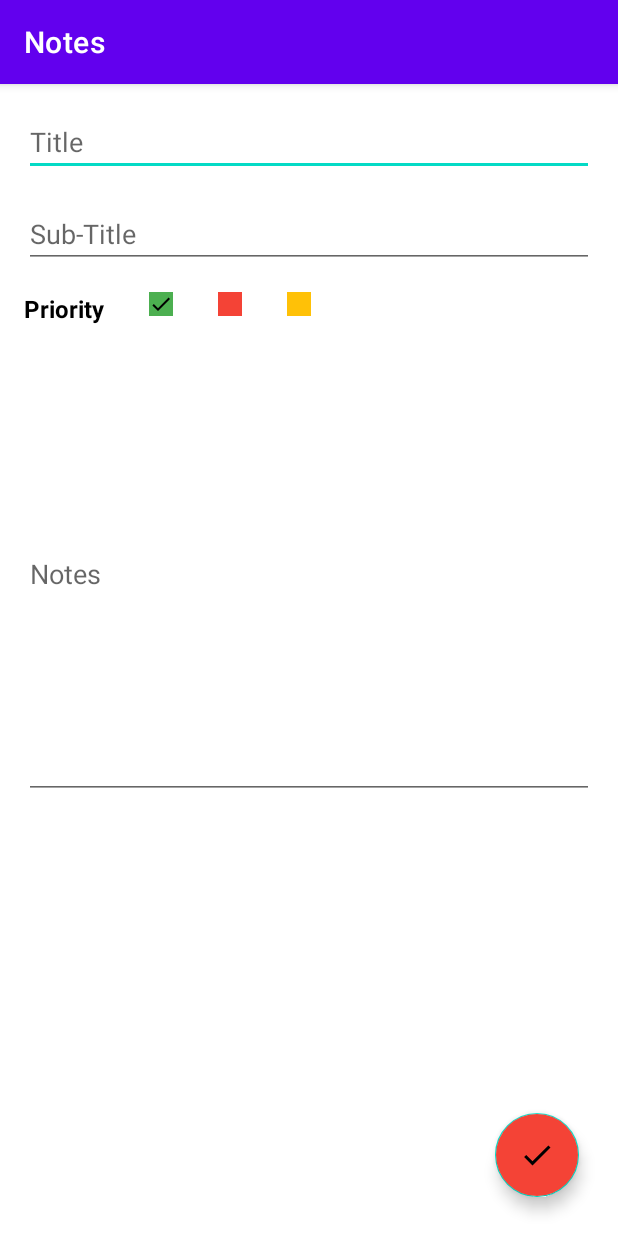
After one commit to nawaz-anwar/Notes-App-Using-MVVM, an Android app: the AddNewNotes screen opened directly, with no data from a screen before it, on a phone screen of 412 x 824 dp. The commit adds this screen. Run offline under Robolectric (Android 15) with nearby library versions, the light colour scheme and no system bars.

Commit message:
AddNewNotes Design

```diff
--- a/app/src/main/AndroidManifest.xml
+++ b/app/src/main/AndroidManifest.xml
@@ -14,10 +14,13 @@
         android:theme="@style/Theme.Notes"
         tools:targetApi="31">
         <activity
-            android:name=".SplashActivity"
+            android:name=".AddNewNotes"
             android:exported="false" />
         <activity
             android:name=".MainActivity"
+            android:exported="false" />
+        <activity
+            android:name=".SplashActivity"
             android:exported="true">
             <intent-filter>
                 <action android:name="android.intent.action.MAIN" />
--- /dev/null
+++ b/app/src/main/java/com/coetusstudio/notes/AddNewNotes.java
@@ -0,0 +1,14 @@
+package com.coetusstudio.notes;
+
+import androidx.appcompat.app.AppCompatActivity;
+
+import android.os.Bundle;
+
+public class AddNewNotes extends AppCompatActivity {
+
+    @Override
+    protected void onCreate(Bundle savedInstanceState) {
+        super.onCreate(savedInstanceState);
+        setContentView(R.layout.activity_add_new_notes);
+    }
+}
--- a/app/src/main/java/com/coetusstudio/notes/MainActivity.java
+++ b/app/src/main/java/com/coetusstudio/notes/MainActivity.java
@@ -2,13 +2,28 @@ package com.coetusstudio.notes;
 
 import androidx.appcompat.app.AppCompatActivity;
 
+import android.content.Intent;
 import android.os.Bundle;
+import android.view.View;
+
+import com.google.android.material.floatingactionbutton.FloatingActionButton;
 
 public class MainActivity extends AppCompatActivity {
+
+    FloatingActionButton addNewNotes;
 
     @Override
     protected void onCreate(Bundle savedInstanceState) {
         super.onCreate(savedInstanceState);
         setContentView(R.layout.activity_main);
+
+        addNewNotes = findViewById(R.id.addNewNotes);
+
+        addNewNotes.setOnClickListener(new View.OnClickListener() {
+            @Override
+            public void onClick(View view) {
+                startActivity(new Intent(getApplicationContext(), AddNewNotes.class));
+            }
+        });
     }
 }
--- a/app/src/main/java/com/coetusstudio/notes/SplashActivity.java
+++ b/app/src/main/java/com/coetusstudio/notes/SplashActivity.java
@@ -1,8 +1,12 @@
 package com.coetusstudio.notes;
 
+import androidx.annotation.NonNull;
 import androidx.appcompat.app.AppCompatActivity;
 
+import android.content.Intent;
 import android.os.Bundle;
+import android.os.Handler;
+import android.os.Message;
 
 public class SplashActivity extends AppCompatActivity {
 
@@ -10,5 +14,13 @@ public class SplashActivity extends AppCompatActivity {
     protected void onCreate(Bundle savedInstanceState) {
         super.onCreate(savedInstanceState);
         setContentView(R.layout.activity_splash);
+
+        new Handler().postDelayed(new Runnable(){
+            @Override
+            public void run() {
+               startActivity(new Intent(getApplicationContext(), MainActivity.class));
+               finish();
+            }
+        }, 2500);
     }
 }
--- /dev/null
+++ b/app/src/main/res/drawable/ic_baseline_check_24.xml
@@ -0,0 +1,5 @@
+<vector android:height="24dp" android:tint="#000000"
+    android:viewportHeight="24" android:viewportWidth="24"
+    android:width="24dp" xmlns:android="http://schemas.android.com/apk/res/android">
+    <path android:fillColor="@android:color/white" android:pathData="M9,16.17L4.83,12l-1.42,1.41L9,19 21,7l-1.41,-1.41z"/>
+</vector>
--- /dev/null
+++ b/app/src/main/res/layout/activity_add_new_notes.xml
@@ -0,0 +1,110 @@
+<?xml version="1.0" encoding="utf-8"?>
+<LinearLayout xmlns:android="http://schemas.android.com/apk/res/android"
+    xmlns:app="http://schemas.android.com/apk/res-auto"
+    xmlns:tools="http://schemas.android.com/tools"
+    android:layout_width="match_parent"
+    android:layout_height="match_parent"
+    android:orientation="vertical"
+    tools:context=".AddNewNotes">
+
+
+    <EditText
+        android:id="@+id/edtNotesTitle"
+        android:layout_width="match_parent"
+        android:layout_height="wrap_content"
+        android:layout_marginStart="16dp"
+        android:layout_marginEnd="16dp"
+        android:layout_marginTop="16dp"
+        android:ems="10"
+        android:inputType="textPersonName"
+        android:layout_marginRight="16dp"
+        android:hint="Title" />
+
+    <EditText
+        android:id="@+id/edtSubNotesTitle"
+        android:layout_width="match_parent"
+        android:layout_height="wrap_content"
+        android:layout_marginStart="16dp"
+        android:layout_marginEnd="16dp"
+        android:layout_marginTop="16dp"
+        android:ems="10"
+        android:inputType="textPersonName"
+        android:layout_marginRight="16dp"
+        android:hint="Sub-Title" />
+
+    <LinearLayout
+        android:layout_width="match_parent"
+        android:layout_height="wrap_content"
+        android:layout_marginRight="16dp"
+        android:layout_marginLeft="16dp"
+        android:layout_marginTop="16dp"
+        android:orientation="horizontal">
+
+
+        <TextView
+            android:id="@+id/notesPriority"
+            android:layout_width="wrap_content"
+            android:layout_height="wrap_content"
+            android:text="Priority"
+            android:textStyle="bold"
+            android:textColor="#000000"
+            android:textSize="16sp"/>
+
+        <ImageView
+            android:id="@+id/greenPriority"
+            android:layout_width="16dp"
+            android:layout_height="16dp"
+            android:background="@color/green"
+            android:src="@drawable/ic_baseline_check_24"
+            android:layout_marginLeft="30dp"/>
+
+        <ImageView
+            android:id="@+id/redPriority"
+            android:layout_width="16dp"
+            android:layout_height="16dp"
+            android:background="@color/red"
+            android:layout_marginLeft="30dp"/>
+
+        <ImageView
+            android:id="@+id/yellowPriority"
+            android:layout_width="16dp"
+            android:layout_height="16dp"
+            android:background="@color/yellow"
+            android:layout_marginLeft="30dp"/>
+
+    </LinearLayout>
+
+    <EditText
+        android:id="@+id/edtNotes"
+        android:layout_width="match_parent"
+        android:layout_height="300dp"
+        android:layout_marginStart="16dp"
+        android:layout_marginEnd="16dp"
+        android:layout_marginTop="16dp"
+        android:ems="10"
+        android:inputType="textPersonName"
+        android:layout_marginRight="16dp"
+        android:hint="Notes" />
+
+    <RelativeLayout
+        android:layout_width="match_parent"
+        android:layout_height="match_parent">
+
+        <com.google.android.material.floatingactionbutton.FloatingActionButton
+            android:id="@+id/addNewNotes"
+            android:layout_width="wrap_content"
+            android:layout_height="wrap_content"
+            android:layout_alignParentRight="true"
+            android:layout_alignParentBottom="true"
+            android:layout_marginStart="26dp"
+            android:layout_marginTop="26dp"
+            android:layout_marginEnd="26dp"
+            android:layout_marginBottom="26dp"
+            android:backgroundTint="@color/red"
+            android:src="@drawable/ic_baseline_check_24" />
+
+
+
+    </RelativeLayout>
+
+</LinearLayout>
--- a/app/src/main/res/layout/activity_main.xml
+++ b/app/src/main/res/layout/activity_main.xml
@@ -7,13 +7,17 @@
     tools:context=".MainActivity">
 
     <com.google.android.material.floatingactionbutton.FloatingActionButton
+        android:id="@+id/addNewNotes"
         android:layout_width="wrap_content"
         android:layout_height="wrap_content"
-        android:src="@drawable/ic_baseline_add_24"
+        android:layout_alignParentRight="true"
         android:layout_alignParentBottom="true"
-        android:layout_alignParentRight="true"
-        android:layout_margin="26dp"
-        android:backgroundTint="@color/red"/>
+        android:layout_marginStart="26dp"
+        android:layout_marginTop="26dp"
+        android:layout_marginEnd="26dp"
+        android:layout_marginBottom="26dp"
+        android:backgroundTint="@color/red"
+        android:src="@drawable/ic_baseline_add_24" />
 
 
 
```
